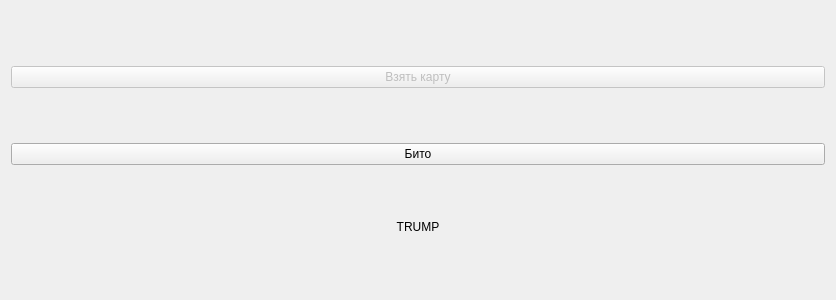
Qt form src/widgets/playerwidget/hostplayerwidget.ui (iokinai/durak) before a commit.
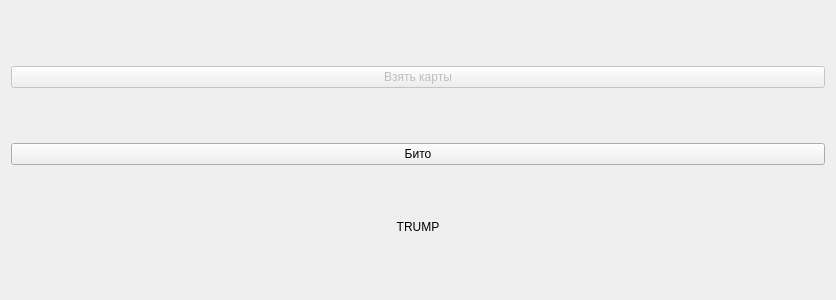
The same form after that commit.

Patch:
```diff
--- a/src/widgets/playerwidget/hostplayerwidget.ui
+++ b/src/widgets/playerwidget/hostplayerwidget.ui
@@ -31,7 +31,7 @@
         </sizepolicy>
        </property>
        <property name="text">
-        <string>Взять карту</string>
+        <string>Взять карты</string>
        </property>
       </widget>
      </item>
```
